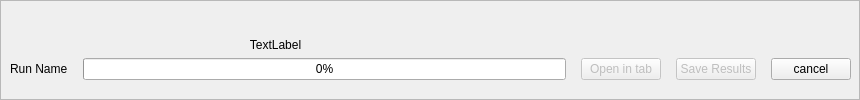
This is frontend/designer_templates/main_window/result_frame.ui in tomaslibanomonteiro/Thesis-code as Qt 5 draws it before an edit. The edited form follows.
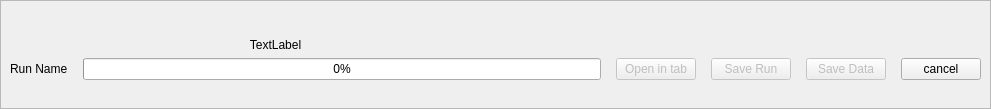
This is the edited form.

Commit message: runTab with plot and buttons

The edit to the form file:
```diff
--- a/frontend/designer_templates/main_window/result_frame.ui
+++ b/frontend/designer_templates/main_window/result_frame.ui
@@ -6,8 +6,8 @@
    <rect>
     <x>0</x>
     <y>0</y>
-    <width>860</width>
-    <height>100</height>
+    <width>991</width>
+    <height>109</height>
    </rect>
   </property>
   <property name="sizePolicy">
@@ -36,7 +36,7 @@
     <rect>
      <x>10</x>
      <y>10</y>
-     <width>841</width>
+     <width>971</width>
      <height>90</height>
     </rect>
    </property>
@@ -77,7 +77,17 @@
        <bool>false</bool>
       </property>
       <property name="text">
-       <string>Save Results</string>
+       <string>Save Run</string>
+      </property>
+     </widget>
+    </item>
+    <item>
+     <widget class="QPushButton" name="save_data">
+      <property name="enabled">
+       <bool>false</bool>
+      </property>
+      <property name="text">
+       <string>Save Data</string>
       </property>
      </widget>
     </item>
```
Left out of the diff: 2 changed lines with no effect on the pictures. The commit also changes 11 other files.
